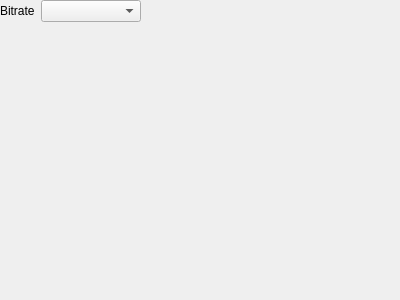
The window that mp3settingspage.ui (raynor73/AudioConverter) describes before a commit, drawn with Qt 5.
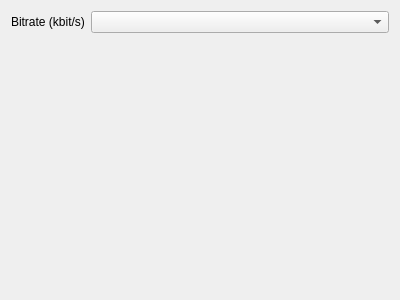
The same window after the commit.

Commit message: Refactor Progress Page UI and complete MP3 Settings Page UI

Diff of the .ui file:
```diff
--- a/mp3settingspage.ui
+++ b/mp3settingspage.ui
@@ -13,20 +13,14 @@
   <property name="windowTitle">
    <string>WizardPage</string>
   </property>
-  <widget class="QWidget" name="">
-   <property name="geometry">
-    <rect>
-     <x>0</x>
-     <y>0</y>
-     <width>141</width>
-     <height>29</height>
-    </rect>
+  <property name="title">
+   <string>MP3 Settings</string>
    </property>
    <layout class="QFormLayout" name="formLayout">
     <item row="0" column="0">
      <widget class="QLabel" name="bitrateLabel">
       <property name="text">
-       <string>Bitrate</string>
+      <string>Bitrate (kbit/s)</string>
       </property>
      </widget>
     </item>
@@ -34,7 +28,6 @@
      <widget class="QComboBox" name="bitrateComboBox"/>
     </item>
    </layout>
-  </widget>
  </widget>
  <resources/>
  <connections/>
```
Lines whose indentation alone changed are shown as unchanged. The commit also changes 1 other file.
